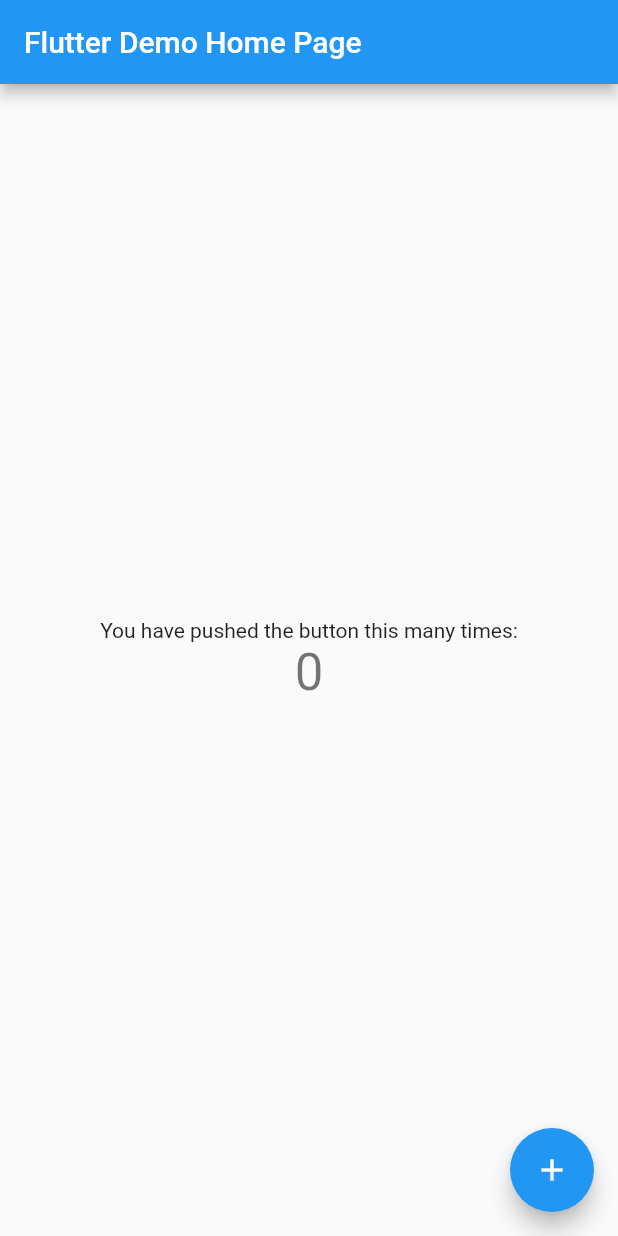
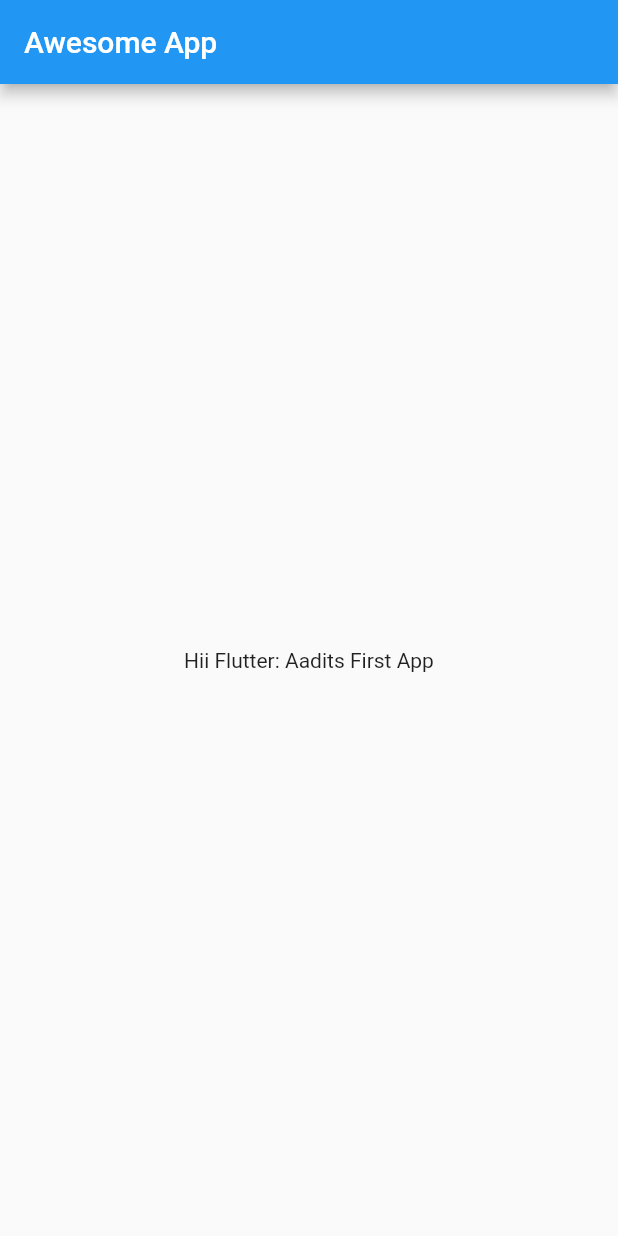
Before and after one commit to aadit-patil/demo, a Flutter app: the screen it shows after launch, on a phone screen of 412 x 824 dp. Run offline on Flutter 3.47's test engine with Material 2 defaults, Android fonts, the phone set to English and light mode, and no system bars.

Commit message:
chapter1:Completed

```diff
--- a/lib/main.dart
+++ b/lib/main.dart
@@ -1,115 +1,28 @@
 import 'package:flutter/material.dart';
-
-void main() {
-  runApp(const MyApp());
+import 'package:flutter/cupertino.dart';
+void main(){
+runApp(MaterialApp(
+  title: "AwesomeApp",
+  home: HomePage(),
+));
 }
 
-class MyApp extends StatelessWidget {
-  const MyApp({Key? key}) : super(key: key);
+class HomePage  extends StatelessWidget {
 
-  // This widget is the root of your application.
+
   @override
   Widget build(BuildContext context) {
-    return MaterialApp(
-      title: 'Flutter Demo',
-      theme: ThemeData(
-        // This is the theme of your application.
-        //
-        // Try running your application with "flutter run". You'll see the
-        // application has a blue toolbar. Then, without quitting the app, try
-        // changing the primarySwatch below to Colors.green and then invoke
-        // "hot reload" (press "r" in the console where you ran "flutter run",
-        // or simply save your changes to "hot reload" in a Flutter IDE).
-        // Notice that the counter didn't reset back to zero; the application
-        // is not restarted.
-        primarySwatch: Colors.blue,
-      ),
-      home: const MyHomePage(title: 'Flutter Demo Home Page'),
+    return Container(
+       color: Colors.purple,
+       child:Scaffold(
+         appBar: AppBar(
+           title: Text("Awesome App"),
+         ),
+         body: Container(
+           child: Center(child: Text ("Hii Flutter: Aadits First App"))
+         ),
+       ),
+
     );
   }
 }
-
-class MyHomePage extends StatefulWidget {
-  const MyHomePage({Key? key, required this.title}) : super(key: key);
-
-  // This widget is the home page of your application. It is stateful, meaning
-  // that it has a State object (defined below) that contains fields that affect
-  // how it looks.
-
-  // This class is the configuration for the state. It holds the values (in this
-  // case the title) provided by the parent (in this case the App widget) and
-  // used by the build method of the State. Fields in a Widget subclass are
-  // always marked "final".
-
-  final String title;
-
-  @override
-  State<MyHomePage> createState() => _MyHomePageState();
-}
-
-class _MyHomePageState extends State<MyHomePage> {
-  int _counter = 0;
-
-  void _incrementCounter() {
-    setState(() {
-      // This call to setState tells the Flutter framework that something has
-      // changed in this State, which causes it to rerun the build method below
-      // so that the display can reflect the updated values. If we changed
-      // _counter without calling setState(), then the build method would not be
-      // called again, and so nothing would appear to happen.
-      _counter++;
-    });
-  }
-
-  @override
-  Widget build(BuildContext context) {
-    // This method is rerun every time setState is called, for instance as done
-    // by the _incrementCounter method above.
-    //
-    // The Flutter framework has been optimized to make rerunning build methods
-    // fast, so that you can just rebuild anything that needs updating rather
-    // than having to individually change instances of widgets.
-    return Scaffold(
-      appBar: AppBar(
-        // Here we take the value from the MyHomePage object that was created by
-        // the App.build method, and use it to set our appbar title.
-        title: Text(widget.title),
-      ),
-      body: Center(
-        // Center is a layout widget. It takes a single child and positions it
-        // in the middle of the parent.
-        child: Column(
-          // Column is also a layout widget. It takes a list of children and
-          // arranges them vertically. By default, it sizes itself to fit its
-          // children horizontally, and tries to be as tall as its parent.
-          //
-          // Invoke "debug painting" (press "p" in the console, choose the
-          // "Toggle Debug Paint" action from the Flutter Inspector in Android
-          // Studio, or the "Toggle Debug Paint" command in Visual Studio Code)
-          // to see the wireframe for each widget.
-          //
-          // Column has various properties to control how it sizes itself and
-          // how it positions its children. Here we use mainAxisAlignment to
-          // center the children vertically; the main axis here is the vertical
-          // axis because Columns are vertical (the cross axis would be
-          // horizontal).
-          mainAxisAlignment: MainAxisAlignment.center,
-          children: <Widget>[
-            const Text(
-              'You have pushed the button this many times:',
-            ),
-            Text(
-              '$_counter',
-              style: Theme.of(context).textTheme.headline4,
-            ),
-          ],
-        ),
-      ),
-      floatingActionButton: FloatingActionButton(
-        onPressed: _incrementCounter,
-        tooltip: 'Increment',
-        child: const Icon(Icons.add),
-      ), // This trailing comma makes auto-formatting nicer for build methods.
-    );
-  }
-}
```
